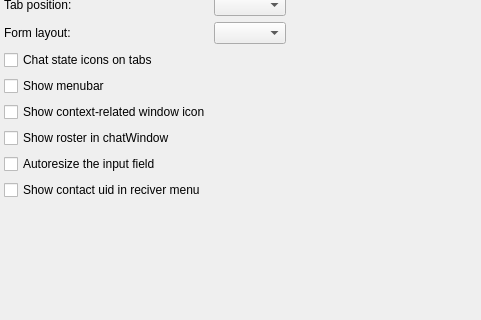
First picture: the form in core/src/corelayers/adiumchat/chatforms/tabbedchatform/settings/tabbedchatbehavior.ui, repository euroelessar/qutim, before the edit; both pictures show x 0 to 481 and y 149 to 469 of the 481 by 469 pixel window.
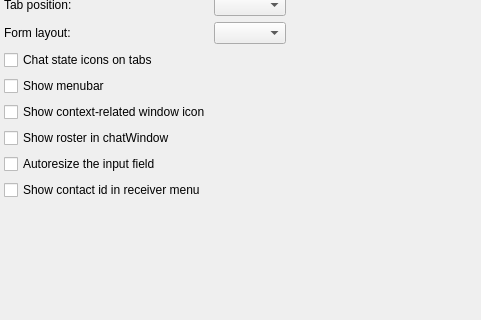
Second picture: the form after the edit.

Diff of the .ui file:
```diff
--- a/core/src/corelayers/adiumchat/chatforms/tabbedchatform/settings/tabbedchatbehavior.ui
+++ b/core/src/corelayers/adiumchat/chatforms/tabbedchatform/settings/tabbedchatbehavior.ui
@@ -129,7 +129,7 @@
    <item row="11" column="0" colspan="2">
     <widget class="QCheckBox" name="uid2menuBox">
      <property name="text">
-      <string>Show contact uid in reciver menu</string>
+      <string>Show contact id in receiver menu</string>
      </property>
     </widget>
    </item>
```
Left out of the diff: 2 changed lines with no effect on the pictures.
